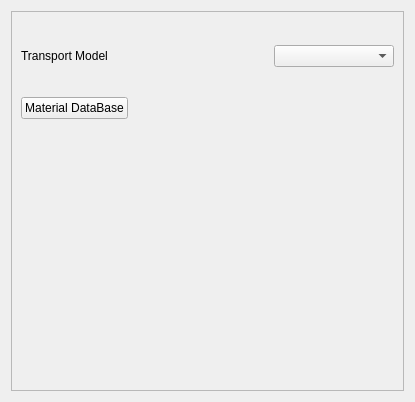
eeaapp6/AppFlow-Agent, file GUIDialog/GUICalculateDialog/TransportWidget.ui: the form before one commit.
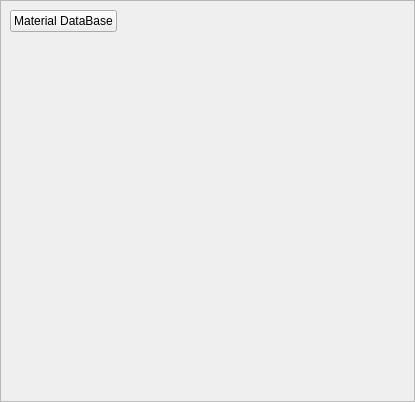
The form after the commit.

Commit message: 材料界面添加

```diff
--- a/GUIDialog/GUICalculateDialog/TransportWidget.ui
+++ b/GUIDialog/GUICalculateDialog/TransportWidget.ui
@@ -14,6 +14,18 @@
    <string>Form</string>
   </property>
   <layout class="QGridLayout" name="gridLayout">
+   <property name="leftMargin">
+    <number>0</number>
+   </property>
+   <property name="topMargin">
+    <number>0</number>
+   </property>
+   <property name="rightMargin">
+    <number>0</number>
+   </property>
+   <property name="bottomMargin">
+    <number>0</number>
+   </property>
    <item row="0" column="0">
     <widget class="QScrollArea" name="scrollArea">
      <property name="widgetResizable">
@@ -24,54 +36,15 @@
        <rect>
         <x>0</x>
         <y>0</y>
-        <width>395</width>
-        <height>382</height>
+        <width>413</width>
+        <height>400</height>
        </rect>
       </property>
-      <layout class="QGridLayout" name="gridLayout_4">
-       <item row="0" column="0" colspan="3">
-        <widget class="QWidget" name="widget_Other" native="true">
-         <layout class="QGridLayout" name="gridLayout_3">
-          <item row="0" column="0">
-           <widget class="Line" name="line">
-            <property name="orientation">
-             <enum>Qt::Vertical</enum>
-            </property>
-           </widget>
-          </item>
-          <item row="0" column="1">
-           <layout class="QVBoxLayout" name="verticalLayout_Other"/>
-          </item>
-         </layout>
-        </widget>
+      <layout class="QGridLayout" name="gridLayout_2">
+       <item row="0" column="0">
+        <layout class="QVBoxLayout" name="verticalLayout"/>
        </item>
        <item row="1" column="0">
-        <widget class="QLabel" name="label_Model">
-         <property name="text">
-          <string>Transport Model</string>
-         </property>
-        </widget>
-       </item>
-       <item row="1" column="2">
-        <widget class="QComboBox" name="comboBox_Model"/>
-       </item>
-       <item row="2" column="0" colspan="3">
-        <widget class="QWidget" name="widget_Model" native="true">
-         <layout class="QGridLayout" name="gridLayout_2">
-          <item row="0" column="0">
-           <widget class="Line" name="line_2">
-            <property name="orientation">
-             <enum>Qt::Vertical</enum>
-            </property>
-           </widget>
-          </item>
-          <item row="0" column="1">
-           <layout class="QVBoxLayout" name="verticalLayout_Model"/>
-          </item>
-         </layout>
-        </widget>
-       </item>
-       <item row="3" column="0" colspan="3">
         <layout class="QHBoxLayout" name="horizontalLayout">
          <item>
           <widget class="QPushButton" name="pushButton_MaterialDataBase">
@@ -95,7 +68,7 @@
          </item>
         </layout>
        </item>
-       <item row="4" column="1">
+       <item row="2" column="0">
         <spacer name="verticalSpacer">
          <property name="orientation">
           <enum>Qt::Vertical</enum>
```
The commit also changes 6 other files.
